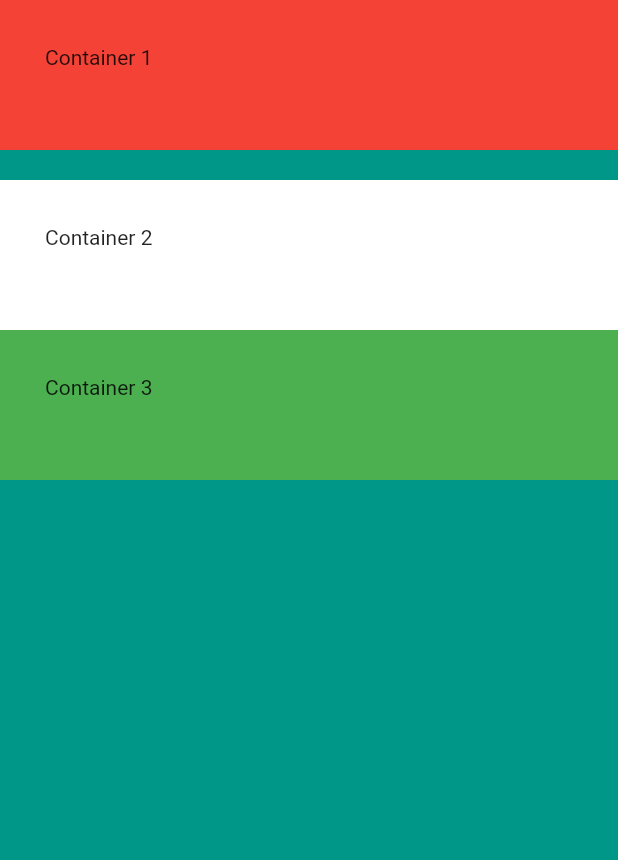
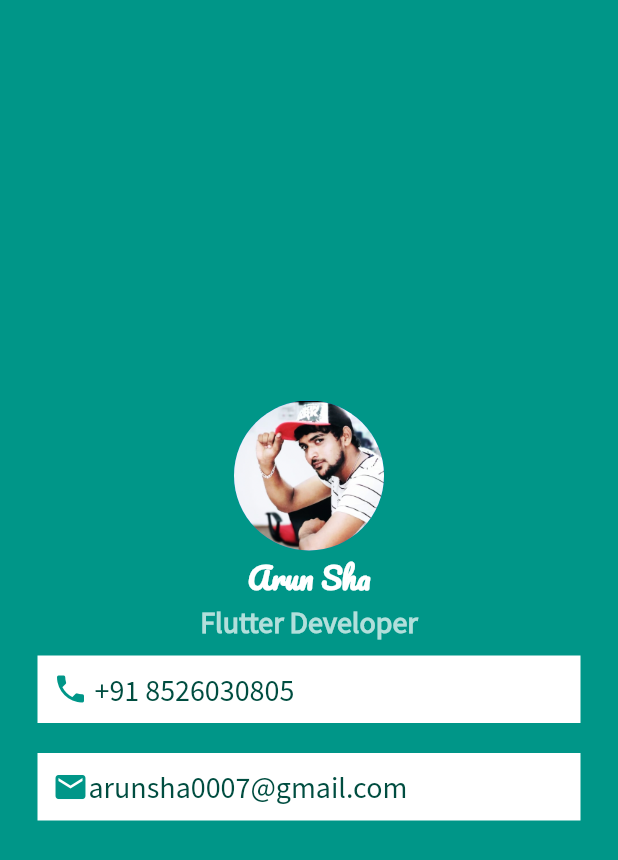
Before and after one commit to Arunachalam0007/Flutter-Learning-App-22, a Flutter app: the screen it shows after launch, on a phone screen of 412 x 824 dp. Shown: the top 860 px of the screen. Run offline on Flutter 3.47's test engine with Material 2 defaults, Android fonts, the phone set to English and light mode, and no system bars.

Commit message:
Business_Card_App: Business Card with Container Widget

```diff
--- a/Flutter Basic Apps/business_card_app/lib/main.dart
+++ b/Flutter Basic Apps/business_card_app/lib/main.dart
@@ -12,36 +12,74 @@ class MyApp extends StatelessWidget {
         backgroundColor: Colors.teal,
         body: SafeArea(
             child: Column(
-           // mainAxisAlignment: MainAxisAlignment.center,
-            crossAxisAlignment: CrossAxisAlignment.stretch,
+          mainAxisAlignment: MainAxisAlignment.center,
           children: <Widget>[
-              Container(
-                height: 100,
-                width: 100,
-                color: Colors.red,
-                child: Text('Container 1'),
-                padding: EdgeInsets.all(30),
+            CircleAvatar(
+              backgroundImage: AssetImage('images/arunsha.png'),
+              radius: 50.0,
             ),
-              SizedBox(
-                height: 20,
+            Text(
+              'Arun Sha',
+              style: TextStyle(
+                fontSize: 20,
+                fontWeight: FontWeight.bold,
+                color: Colors.white,
+                fontFamily: 'Pacifico',
+              ),
+            ),
+            Text(
+              'Flutter Developer',
+              style: TextStyle(
+                fontSize: 20,
+                fontWeight: FontWeight.bold,
+                color: Colors.teal.shade100,
+                fontFamily: 'SourceSansPro',
+              ),
             ),
             Container(
-                height: 100,
-                width: 100,
               color: Colors.white,
-                child: Text('Container 2'),
-                padding: EdgeInsets.all(30),
+              margin: EdgeInsets.symmetric(vertical: 10, horizontal: 25),
+              padding: EdgeInsets.all(10),
+              child: Row(
+                children: [
+                  Icon(
+                    Icons.phone,
+                    color: Colors.teal,
                   ),
-              Container(
-                height: 100,
-                width: 100,
-                color: Colors.green,
-                child: Text('Container 3'),
-                padding: EdgeInsets.all(30),
+                  Text(
+                    ' +91 8526030805',
+                    style: TextStyle(
+                      color: Colors.teal.shade900,
+                      fontFamily: 'SourceSansPro',
+                      fontSize: 20,
+                    ),
                   ),
                 ],
               ),
             ),
+            Container(
+              color: Colors.white,
+              margin: EdgeInsets.symmetric(vertical: 10, horizontal: 25),
+              padding: EdgeInsets.all(10),
+              child: Row(
+                children: [
+                  Icon(
+                    Icons.email,
+                    color: Colors.teal,
+                  ),
+                  Text(
+                    'arunsha0007@gmail.com',
+                    style: TextStyle(
+                      color: Colors.teal.shade900,
+                      fontFamily: 'SourceSansPro',
+                      fontSize: 20,
+                    ),
+                  ),
+                ],
+              ),
+            )
+          ],
+        )),
       ),
     );
   }
```
Also changed, not shown: Flutter Basic Apps/business_card_app/pubspec.yaml (+10 -8 lines), Flutter Basic Apps/business_card_app/fonts/Pacifico-Regular.ttf (added), Flutter Basic Apps/business_card_app/fonts/SourceSansPro-Regular.ttf (added), Flutter Basic Apps/business_card_app/images/arunsha.png (added). Lines whose indentation alone changed are shown as unchanged.
